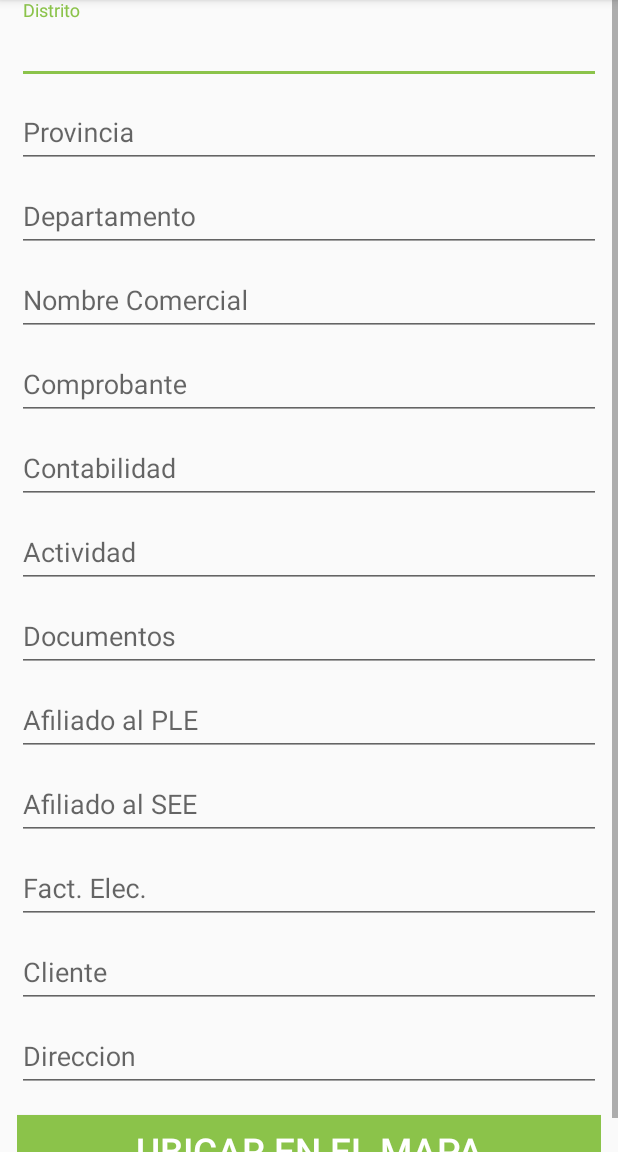
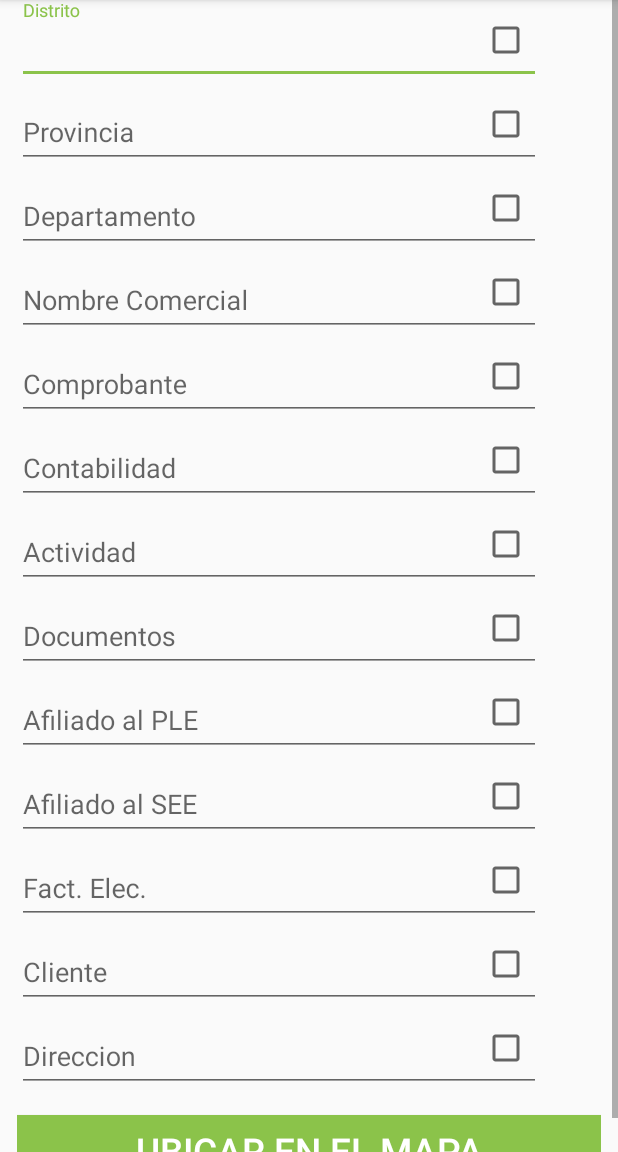
Before and after one commit to IUVADE/CarteraClientesApp, an Android app: the FiltroClienteActivity screen opened directly, with no data from a screen before it, on a phone screen of 412 x 824 dp, the part 84-1236 px from its top. Run offline under Robolectric (Android 15) with nearby library versions, the phone set to English and light mode, and no system bars.

```diff
--- a/app/src/main/AndroidManifest.xml
+++ b/app/src/main/AndroidManifest.xml
@@ -8,7 +8,7 @@
          location permissions for the 'MyLocation' functionality.
     -->
     <uses-permission android:name="android.permission.ACCESS_FINE_LOCATION" />
-    <uses-permission android:name="android.permission.INTERNET"/>
+    <uses-permission android:name="android.permission.INTERNET" />
 
     <application
         android:allowBackup="true"
@@ -41,7 +41,8 @@
             </intent-filter>
         </activity>
         <activity android:name=".views.ClienteActivity" />
-        <activity android:name=".views.FiltroClienteActivity"></activity>
+        <activity android:name=".views.FiltroClienteActivity" />
+        <activity android:name=".views.DatoClienteActivity"></activity>
     </application>
 
 </manifest>
--- /dev/null
+++ b/app/src/main/java/com/iuvade/iuvade3/carteraclientesapp/views/DatoClienteActivity.java
@@ -0,0 +1,15 @@
+package com.iuvade.iuvade3.carteraclientesapp.views;
+
+import android.support.v7.app.AppCompatActivity;
+import android.os.Bundle;
+
+import com.iuvade.iuvade3.carteraclientesapp.R;
+
+public class DatoClienteActivity extends AppCompatActivity {
+
+    @Override
+    protected void onCreate(Bundle savedInstanceState) {
+        super.onCreate(savedInstanceState);
+        setContentView(R.layout.activity_dato_cliente);
+    }
+}
--- a/app/src/main/java/com/iuvade/iuvade3/carteraclientesapp/views/MapsActivity.java
+++ b/app/src/main/java/com/iuvade/iuvade3/carteraclientesapp/views/MapsActivity.java
@@ -46,26 +46,7 @@ public class MapsActivity extends FragmentActivity implements OnMapReadyCallback
                 .findFragmentById(R.id.map);
         mapFragment.getMapAsync(this);
 
-        /* ELIMINAR ESTE FRAGMENTO DE CODIGO  XQ SE REEMPLAZARA CON LA CLASE HtttpHandler del pauete service
 
-
-        AsyncHttpClient client=new AsyncHttpClient();
-
-        client.post("google.com", new TextHttpResponseHandler() {
-
-            @Override
-            public void onSuccess(int statusCode, Header[] headers, String responseString) {
-
-            }
-
-            @Override
-            public void onFailure(int statusCode, Header[] headers, String responseString, Throwable throwable) {
-
-            }
-
-        });
-
-        */
     }
 
     @Override
--- /dev/null
+++ b/app/src/main/res/layout/activity_dato_cliente.xml
@@ -0,0 +1,9 @@
+<?xml version="1.0" encoding="utf-8"?>
+<android.support.constraint.ConstraintLayout xmlns:android="http://schemas.android.com/apk/res/android"
+    xmlns:app="http://schemas.android.com/apk/res-auto"
+    xmlns:tools="http://schemas.android.com/tools"
+    android:layout_width="match_parent"
+    android:layout_height="match_parent"
+    tools:context="com.iuvade.iuvade3.carteraclientesapp.views.DatoClienteActivity">
+
+</android.support.constraint.ConstraintLayout>
--- a/app/src/main/res/layout/activity_filtro_cliente.xml
+++ b/app/src/main/res/layout/activity_filtro_cliente.xml
@@ -18,6 +18,11 @@
             android:layout_marginLeft="5pt"
             android:layout_marginRight="5pt">
 
+            <LinearLayout
+                android:layout_width="match_parent"
+                android:layout_height="wrap_content"
+                android:orientation="horizontal">
+
             <android.support.design.widget.TextInputLayout
                 android:layout_width="match_parent"
                 android:layout_height="wrap_content">
@@ -26,8 +31,25 @@
                     android:layout_width="match_parent"
                     android:layout_height="wrap_content"
                     android:hint="Distrito"
-                    android:inputType="textPersonName" />
+                    android:inputType="textPersonName"
+                    android:layout_marginRight="40dp"/>
+
+                <CheckBox
+                    android:layout_width="wrap_content"
+                    android:layout_height="wrap_content"
+                    android:layout_marginLeft="310dp"
+                    android:layout_marginTop="-45dp"/>
+
             </android.support.design.widget.TextInputLayout>
+
+
+            </LinearLayout>
+
+            <LinearLayout
+                android:layout_width="match_parent"
+                android:layout_height="wrap_content"
+                android:orientation="vertical">
+
 
             <android.support.design.widget.TextInputLayout
                 android:layout_width="match_parent"
@@ -37,8 +59,18 @@
                     android:layout_width="match_parent"
                     android:layout_height="wrap_content"
                     android:hint="Provincia"
-                    android:inputType="textPersonName"/>
+                    android:inputType="textPersonName"
+                    android:layout_marginRight="40dp"/>
+
+                <CheckBox
+                    android:layout_width="wrap_content"
+                    android:layout_height="wrap_content"
+                    android:layout_marginLeft="310dp"
+                    android:layout_marginTop="-45dp"/>
+
             </android.support.design.widget.TextInputLayout>
+
+            </LinearLayout>
 
             <android.support.design.widget.TextInputLayout
                 android:layout_width="match_parent"
@@ -48,7 +80,14 @@
                     android:layout_width="match_parent"
                     android:layout_height="wrap_content"
                     android:hint="Departamento"
-                    android:inputType="textPersonName"/>
+                    android:inputType="textPersonName"
+                    android:layout_marginRight="40dp"/>
+                <CheckBox
+                    android:layout_width="wrap_content"
+                    android:layout_height="wrap_content"
+                    android:layout_marginLeft="310dp"
+                    android:layout_marginTop="-45dp"/>
+
             </android.support.design.widget.TextInputLayout>
 
             <android.support.design.widget.TextInputLayout
@@ -59,7 +98,14 @@
                     android:layout_width="match_parent"
                     android:layout_height="wrap_content"
                     android:hint="Nombre Comercial"
-                    android:inputType="textPersonName"/>
+                    android:inputType="textPersonName"
+                    android:layout_marginRight="40dp"/>
+                <CheckBox
+                    android:layout_width="wrap_content"
+                    android:layout_height="wrap_content"
+                    android:layout_marginLeft="310dp"
+                    android:layout_marginTop="-45dp"/>
+
             </android.support.design.widget.TextInputLayout>
 
             <android.support.design.widget.TextInputLayout
@@ -70,7 +116,14 @@
                     android:layout_width="match_parent"
                     android:layout_height="wrap_content"
                     android:hint="Comprobante"
-                    android:inputType="textPersonName"/>
+                    android:inputType="textPersonName"
+                    android:layout_marginRight="40dp"/>
+                <CheckBox
+                    android:layout_width="wrap_content"
+                    android:layout_height="wrap_content"
+                    android:layout_marginLeft="310dp"
+                    android:layout_marginTop="-45dp"/>
+
             </android.support.design.widget.TextInputLayout>
 
             <android.support.design.widget.TextInputLayout
@@ -81,7 +134,14 @@
                     android:layout_width="match_parent"
                     android:layout_height="wrap_content"
                     android:hint="Contabilidad"
-                    android:inputType="textPersonName"/>
+                    android:inputType="textPersonName"
+                    android:layout_marginRight="40dp"/>
+                <CheckBox
+                    android:layout_width="wrap_content"
+                    android:layout_height="wrap_content"
+                    android:layout_marginLeft="310dp"
+                    android:layout_marginTop="-45dp"/>
+
             </android.support.design.widget.TextInputLayout>
 
             <android.support.design.widget.TextInputLayout
@@ -92,7 +152,14 @@
                     android:layout_width="match_parent"
                     android:layout_height="wrap_content"
                     android:hint="Actividad"
-                    android:inputType="textPersonName"/>
+                    android:inputType="textPersonName"
+                    android:layout_marginRight="40dp"/>
+                <CheckBox
+                    android:layout_width="wrap_content"
+                    android:layout_height="wrap_content"
+                    android:layout_marginLeft="310dp"
+                    android:layout_marginTop="-45dp"/>
+
             </android.support.design.widget.TextInputLayout>
 
             <android.support.design.widget.TextInputLayout
@@ -103,7 +170,14 @@
                     android:layout_width="match_parent"
                     android:layout_height="wrap_content"
                     android:hint="Documentos"
-                    android:inputType="textPersonName"/>
+                    android:inputType="textPersonName"
+                    android:layout_marginRight="40dp"/>
+                <CheckBox
+                    android:layout_width="wrap_content"
+                    android:layout_height="wrap_content"
+                    android:layout_marginLeft="310dp"
+                    android:layout_marginTop="-45dp"/>
+
             </android.support.design.widget.TextInputLayout>
 
             <android.support.design.widget.TextInputLayout
@@ -114,7 +188,14 @@
                     android:layout_width="match_parent"
                     android:layout_height="wrap_content"
                     android:hint="Afiliado al PLE"
-                    android:inputType="textPersonName"/>
+                    android:inputType="textPersonName"
+                    android:layout_marginRight="40dp"/>
+                <CheckBox
+                    android:layout_width="wrap_content"
+                    android:layout_height="wrap_content"
+                    android:layout_marginLeft="310dp"
+                    android:layout_marginTop="-45dp"/>
+
             </android.support.design.widget.TextInputLayout>
 
             <android.support.design.widget.TextInputLayout
@@ -125,7 +206,14 @@
                     android:layout_width="match_parent"
                     android:layout_height="wrap_content"
                     android:hint="Afiliado al SEE"
-                    android:inputType="textPersonName"/>
+                    android:inputType="textPersonName"
+                    android:layout_marginRight="40dp"/>
+                <CheckBox
+                    android:layout_width="wrap_content"
+                    android:layout_height="wrap_content"
+                    android:layout_marginLeft="310dp"
+                    android:layout_marginTop="-45dp"/>
+
             </android.support.design.widget.TextInputLayout>
 
             <android.support.design.widget.TextInputLayout
@@ -136,7 +224,14 @@
                     android:layout_width="match_parent"
                     android:layout_height="wrap_content"
                     android:hint="Fact. Elec."
-                    android:inputType="textPersonName"/>
+                    android:inputType="textPersonName"
+                    android:layout_marginRight="40dp"/>
+                <CheckBox
+                    android:layout_width="wrap_content"
+                    android:layout_height="wrap_content"
+                    android:layout_marginLeft="310dp"
+                    android:layout_marginTop="-45dp"/>
+
             </android.support.design.widget.TextInputLayout>
 
             <android.support.design.widget.TextInputLayout
@@ -147,7 +242,13 @@
                     android:layout_width="match_parent"
                     android:layout_height="wrap_content"
                     android:hint="Cliente"
-                    android:inputType="textPersonName"/>
+                    android:inputType="textPersonName"
+                    android:layout_marginRight="40dp"/>
+                <CheckBox
+                    android:layout_width="wrap_content"
+                    android:layout_height="wrap_content"
+                    android:layout_marginLeft="310dp"
+                    android:layout_marginTop="-45dp"/>
             </android.support.design.widget.TextInputLayout>
 
             <android.support.design.widget.TextInputLayout
@@ -158,7 +259,13 @@
                     android:layout_width="match_parent"
                     android:layout_height="wrap_content"
                     android:hint="Direccion"
-                    android:inputType="textPersonName"/>
+                    android:inputType="textPersonName"
+                    android:layout_marginRight="40dp"/>
+                <CheckBox
+                    android:layout_width="wrap_content"
+                    android:layout_height="wrap_content"
+                    android:layout_marginLeft="310dp"
+                    android:layout_marginTop="-45dp"/>
             </android.support.design.widget.TextInputLayout>
 
             <Button
@@ -175,4 +282,6 @@
     </ScrollView>
 
 
+
+
 </LinearLayout>
```
